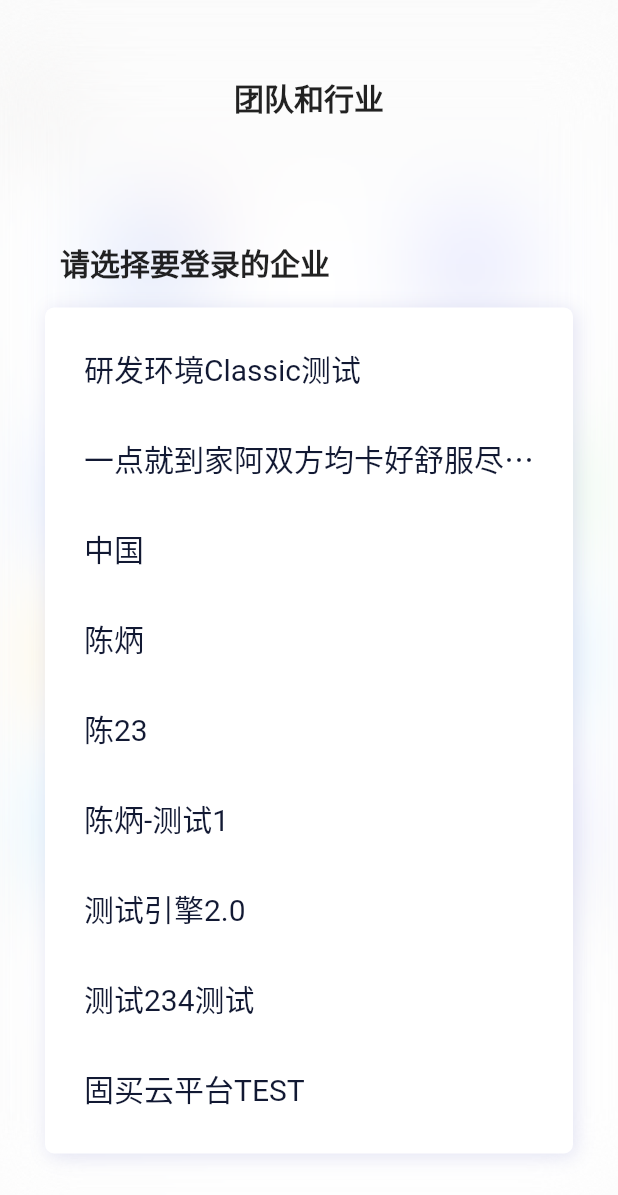
After one commit to chenbing11/personal-app, a Flutter app: the screen it shows after launch, after a tap on "企业列表页", on a phone screen of 412 x 824 dp. The commit adds this screen. Shown: the top 1195 px of the screen. Run offline on Flutter 3.47's test engine with Material 2 defaults, Android fonts, the phone set to English and light mode, and no system bars; missing offline and left inert: flutter_custom_dialog.

Commit message:
feat 列表demo

```diff
--- /dev/null
+++ b/lib/data/company-list.dart
@@ -0,0 +1,42 @@
+List<Map<String, dynamic>> CompanyList = [
+  {
+  "Key": "mi4x54jcr54b0p8hwoad4wxo3",
+  "Value": "研发环境Classic测试"
+  },
+  {
+  "Key": "djuyic2sq8at3ib4nhnw63by2",
+  "Value": "一点就到家阿双方均卡好舒服尽快回复即可恢复健康撒的谎"
+  },
+  {
+  "Key": "ee9ynb4iun29yqeghtonac9i1",
+  "Value": "中国"
+  },
+  {
+  "Key": "p0wdzbdym4v7ruhdl58wnzpm6",
+  "Value": "陈炳"
+  },
+  {
+  "Key": "rvu8yu0i75ihlbi292geurki4",
+  "Value": "陈23"
+  },
+  {
+  "Key": "t5uak252w09iqek3zzdekrg84",
+  "Value": "陈炳-测试1"
+  },
+  {
+  "Key": "tjoudumv1jpweuf6lgoxwsvn5",
+  "Value": "测试引擎2.0"
+  },
+  {
+  "Key": "uagvvypqmk2xbksmzyyz3sf63",
+  "Value": "测试234测试"
+  },
+  {
+  "Key": "usl0caefn81pa8ljiv01sm763",
+  "Value": "固买云平台TEST"
+  },
+  {
+  "Key": "y9fspttmvn5v3dqul8yjq2wz0",
+  "Value": "yyyy"
+  }
+];
--- a/lib/pages/home.dart
+++ b/lib/pages/home.dart
@@ -2,6 +2,8 @@ import 'package:flutter/material.dart';
 import 'package:personal_app/pages/custom-picker-page.dart';
 import 'package:personal_app/pages/json-picker-page.dart';
 import 'package:personal_app/pages/count-down-page.dart';
+import 'package:personal_app/pages/join-team-page.dart';
+import 'package:personal_app/pages/team-list-page.dart';
 
 
 class HomePage extends StatefulWidget {
@@ -92,6 +94,36 @@ class _HomePageState extends State<HomePage> {
               ],
             ),
           ),
+          RaisedButton(
+            padding: EdgeInsets.all(0),
+            onPressed: () {
+              Navigator.push(context,
+                  new MaterialPageRoute(
+                      builder: (context) => new JoinTeamPage()
+                  )
+              ).then((value) => null);
+            },
+            child: Row(
+              children: [
+                Text('列表页'),
+              ],
+            ),
+          ),
+          RaisedButton(
+            padding: EdgeInsets.all(0),
+            onPressed: () {
+              Navigator.push(context,
+                  new MaterialPageRoute(
+                      builder: (context) => new TeamListPage()
+                  )
+              ).then((value) => null);
+            },
+            child: Row(
+              children: [
+                Text('企业列表页'),
+              ],
+            ),
+          ),
 
         ]
       ),
--- /dev/null
+++ b/lib/pages/team-list-page.dart
@@ -0,0 +1,151 @@
+import 'package:flutter/cupertino.dart';
+import 'package:flutter/material.dart';
+import 'package:personal_app/data/company-list.dart';
+
+
+class TeamListPage extends StatefulWidget {
+
+  @override
+  _TeamListPageState createState() => _TeamListPageState();
+}
+
+class _TeamListPageState extends State<TeamListPage> {
+
+  String str = "ABCDEFGHIJKLMNOPQRSTUVWXYZ";
+
+  @override
+  void initState() {
+    super.initState();
+  }
+
+  @override
+  Widget build(BuildContext context) {
+    return SafeArea(
+      top: false,
+      child: Scaffold(
+        body: LayoutBuilder(builder: (context, constraints) {
+        return Container(
+          height: MediaQuery.of(context).size.height,
+          decoration: BoxDecoration(
+            // color:  Color(0xFFFFFFFF),
+            image: DecorationImage(
+                image: AssetImage("assets/backgroud.png"),
+                fit: BoxFit.cover),
+          ),
+          // padding: EdgeInsets.only(top: 30 ),
+          child: Column(
+            crossAxisAlignment: CrossAxisAlignment.start,
+            mainAxisSize: MainAxisSize.min,
+            children: [
+              Padding(
+                padding:  EdgeInsets.only(top: 50.0, bottom: 80.0, right: 0, left: 0),
+                child: Center(
+                  child: Text(
+                    '团队和行业',
+                    style: TextStyle(
+                        fontSize: 20.0, fontWeight: FontWeight.bold),
+                  ),
+                ),
+              ),
+              Padding(
+                padding:EdgeInsets.only(top: 0, bottom: 15, right: 0, left: 40),
+                child: Text(
+                    '请选择要登录的企业',
+                    textAlign: TextAlign.left,
+                    style: TextStyle(
+                    fontSize: 20, fontWeight: FontWeight.bold),
+
+                ),
+              ),
+              Container(
+                margin: EdgeInsets.only(right: 30.0, left: 30.0, top:0),
+                height: MediaQuery.of(context).size.height - 260,
+                // width: MediaQuery.of(context).size.width * 0.8,
+                // color: Color(0xFFFFFFFF),
+                // color: Colors.orange,
+                decoration: BoxDecoration(
+                    color:  Color(0xFFFFFFFF),
+                    // image: DecorationImage(
+                    //     image: AssetImage("assets/backgroud.png"),
+                    //     fit: BoxFit.cover),
+                    borderRadius: BorderRadius.circular(6.0),
+                    boxShadow: [
+                      //卡片阴影
+                      BoxShadow(
+                        color: Color(0x69BABCE2),
+                        offset: Offset(2.0, 2.0),
+                        blurRadius: 10.0,
+                      )
+                    ],
+                ),
+                child: Scrollbar( // 显示进度条
+                  child: SingleChildScrollView(
+                    padding: EdgeInsets.all(16.0),
+                    child: Center(
+                      child: Column(
+                        //动态创建一个List<Widget>
+                        children: CompanyList
+                        //每一个字母都用一个Text显示,字体为原来的两倍
+                            .map((c) => _buildListItem(c))
+                            .toList(),
+                      ),
+                    ),
+                  ),
+                ),
+              ),
+          ],
+        ),
+        );
+      }
+    )
+    )
+    );
+  }
+
+  Widget _buildListItem(item){
+    return Container(
+      padding: EdgeInsets.only(right: 10, left: 10, top: 10, bottom: 20),
+      child: Container(
+        child: InkWell(
+          child: Column(
+            crossAxisAlignment: CrossAxisAlignment.stretch,
+            mainAxisSize: MainAxisSize.max,
+            children: [
+              Row(
+                mainAxisAlignment: MainAxisAlignment.center,
+                crossAxisAlignment: CrossAxisAlignment.center,
+                // mainAxisSize: MainAxisSize.min,
+                children: <Widget>[
+                  Expanded(
+                    child: Text(item['Value'],
+                      style: TextStyle(
+                          fontSize: 20.0,
+                          color: Color(0xff121933)
+                      ),
+                      maxLines: 1,
+                      overflow: TextOverflow.ellipsis,
+                    ),
+                    flex: 1,
+                  ),
+                  // Expanded(child: SizedBox()),//自动扩展挤压
+                ],
+              ),
+              // Divider( color: Color(0xffD9DBE8)),
+            ],
+          ),
+          onTap: () {
+            print(item['Key']);
+
+          },
+        ),
+      ),
+    );
+  }
+
+
+  @override
+  void dispose() {
+
+    super.dispose();
+  }
+}
--- a/pubspec.yaml
+++ b/pubspec.yaml
@@ -46,9 +46,9 @@ flutter:
   uses-material-design: true
 
   # To add assets to your application, add an assets section, like this:
-  # assets:
-  #   - images/a_dot_burr.jpeg
-  #   - images/a_dot_ham.jpeg
+  assets:
+    - assets/backgroud.png
+    - assets/join_crop.png
 
   # An image asset can refer to one or more resolution-specific "variants", see
   # https://flutter.dev/assets-and-images/#resolution-aware.
```
Also changed, not shown: lib/pages/join-team-page.dart (added, +140 -0 lines), assets/backgroud.png (added), assets/join_crop.png (added).
